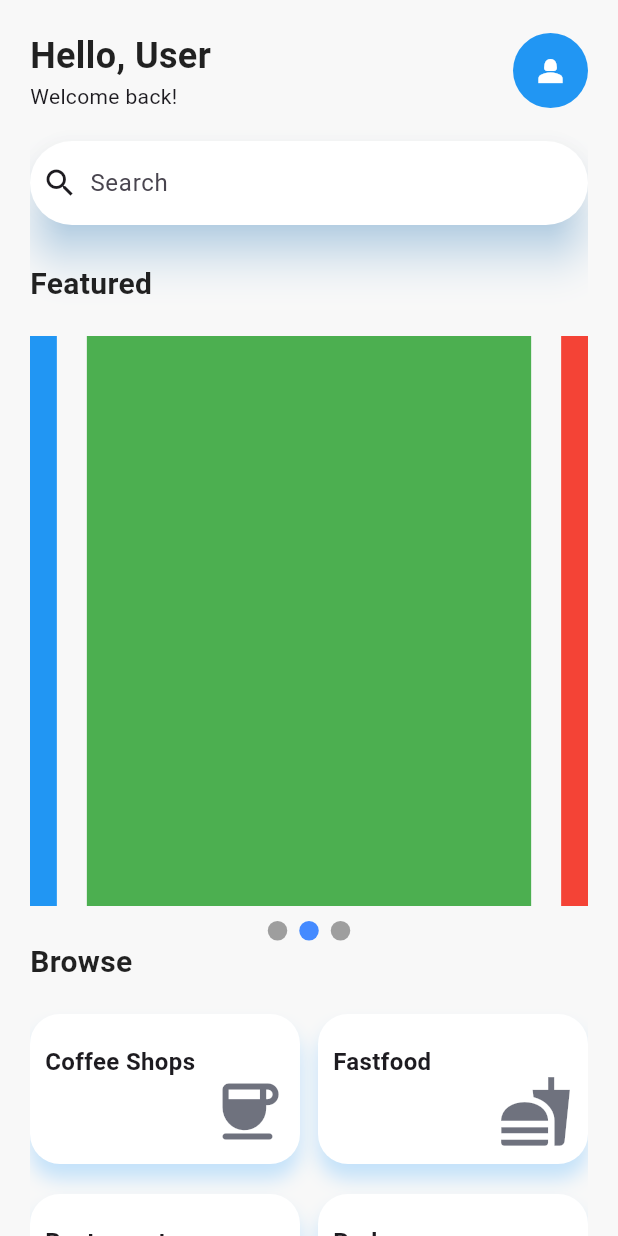
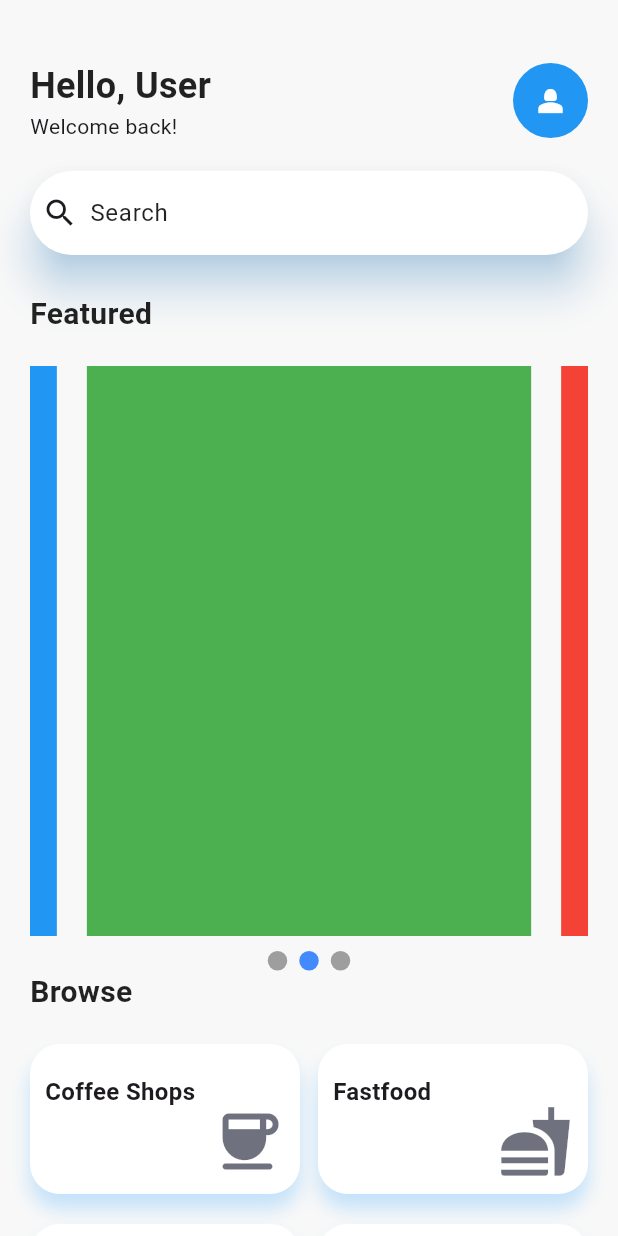
Before and after one commit to kurt0542/Rendezvous-mobile-app, a Flutter app: the HomePage screen opened directly, on a phone screen of 412 x 824 dp. Run offline on Flutter 3.47's test engine with Material 3 defaults, Android fonts, the phone set to English and light mode, and no system bars; drawn by our look-alikes of smooth_page_indicator; Roboto replaces fonts that are missing (Poppins).

```diff
--- a/lib/labels/divider_label.dart
+++ b/lib/labels/divider_label.dart
@@ -2,17 +2,21 @@ import 'package:flutter/material.dart';
 
 class DividerLabel extends StatelessWidget {
   final String text;
-
-  const DividerLabel({super.key, required this.text});
+  final double? paddingValue;
+  const DividerLabel({super.key, required this.text, this.paddingValue});
 
   @override
   Widget build(BuildContext context) {
-    return Text(
-      text,
-      style: TextStyle(
-        color: Colors.black87,
-        fontWeight: FontWeight.bold,
-        fontSize: 20,
+    return Padding(
+      padding: EdgeInsets.only(left: paddingValue ?? 0.0),
+      child: Text(
+        text,
+        style: TextStyle(
+          color: Colors.black87,
+          fontWeight: FontWeight.bold,
+          fontSize: 20,
+          fontFamily: 'Poppins'
+        ),
       ),
     );
   }
--- a/lib/models/search_bar.dart
+++ b/lib/models/search_bar.dart
@@ -1,7 +1,8 @@
 import 'package:flutter/material.dart';
 
 class CustomSearchBar extends StatefulWidget {
-  const CustomSearchBar({super.key});
+  final double? paddingValue;
+  const CustomSearchBar({super.key, this.paddingValue});
 
   @override
   _CustomBarState createState() => _CustomBarState();
@@ -10,27 +11,17 @@ class CustomSearchBar extends StatefulWidget {
 class _CustomBarState extends State<CustomSearchBar> {
   @override
   Widget build(BuildContext context) {
-    return SearchBar(
-      leading: const Icon(Icons.search),
-      hintText: 'Search',
-      backgroundColor: WidgetStateProperty.all(Colors.white),
-      shadowColor: WidgetStatePropertyAll(Color.fromRGBO(38, 159, 255, .50)),
-      elevation: WidgetStatePropertyAll(12.0),
+    return Padding(
+      padding:EdgeInsets.all(widget.paddingValue ?? 0.0),
+      child: SearchBar(
+        leading: const Icon(Icons.search),
+        hintText: 'Search',
+        textStyle: WidgetStatePropertyAll(const TextStyle(color: Colors.black87)),
+        hintStyle: WidgetStatePropertyAll(const TextStyle(color: Colors.black87)),
+        backgroundColor: WidgetStateProperty.all(Colors.white),
+        shadowColor: WidgetStatePropertyAll(Color.fromRGBO(38, 159, 255, .50)),
+        elevation: WidgetStatePropertyAll(12.0),
+      ),
     );
-
-    // return Container(
-    //   height: 50,
-    //   decoration: BoxDecoration(
-    //     color: Colors.white,
-    //     borderRadius: BorderRadius.circular(15),
-    //     boxShadow: [
-    //       BoxShadow(
-    //         color: const Color.fromRGBO(38, 159, 255, .25),
-    //         blurRadius: 20,
-    //         offset: const Offset(0, 10),
-    //       ),
-    //     ],
-    //   ),
-    // );
   }
 }
--- a/lib/pages/home_page.dart
+++ b/lib/pages/home_page.dart
@@ -21,9 +21,8 @@ class _HomePageState extends State<HomePage> {
   Widget build(BuildContext context) {
     return Scaffold(
       backgroundColor: const Color(0xFFF8F8F8),
-      body: Padding(
-        padding: const EdgeInsets.symmetric(horizontal: 20),
-        child: ListView(
+      body: ListView(
+          padding: EdgeInsets.symmetric(horizontal: 20, vertical: 20),
           children: [
             SizedBox(height: 20),
             Row(
@@ -346,10 +345,8 @@ class _HomePageState extends State<HomePage> {
                 ),
               ),
             ),
-            SizedBox(height: 20),
           ],
         ),
-      ),
-    );
+      );
   }
 }
```
Also changed, not shown: lib/models/explore page/distance_card.dart (added, +63 -0 lines), lib/pages/explore_page.dart (+57 -0 lines).
